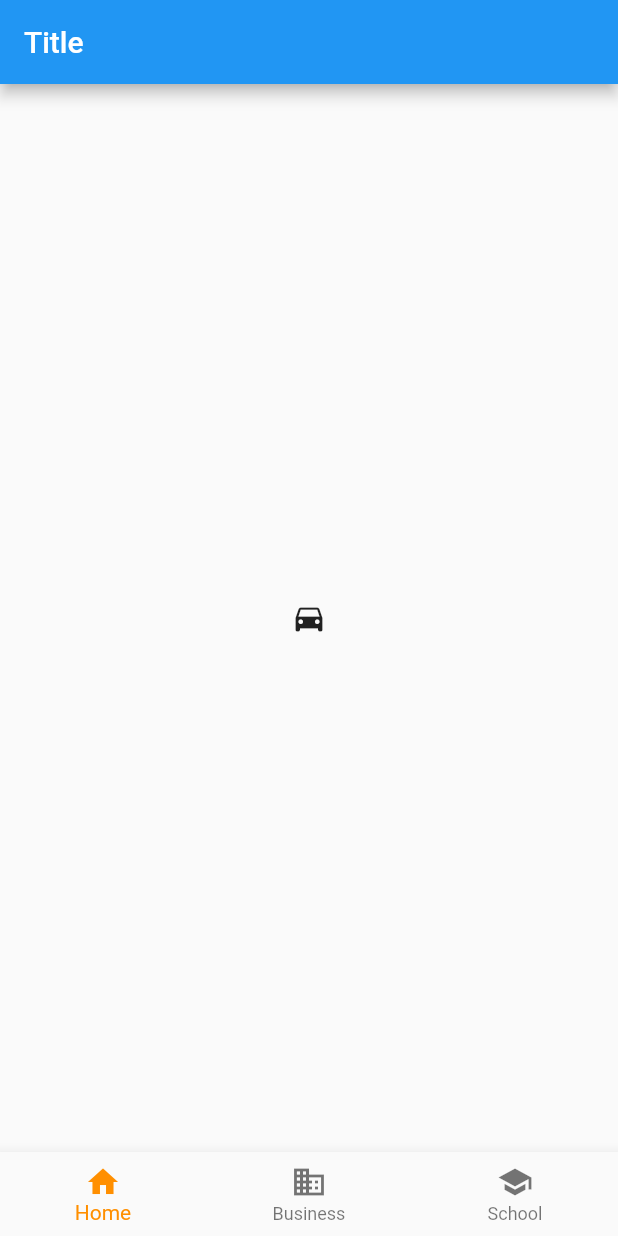
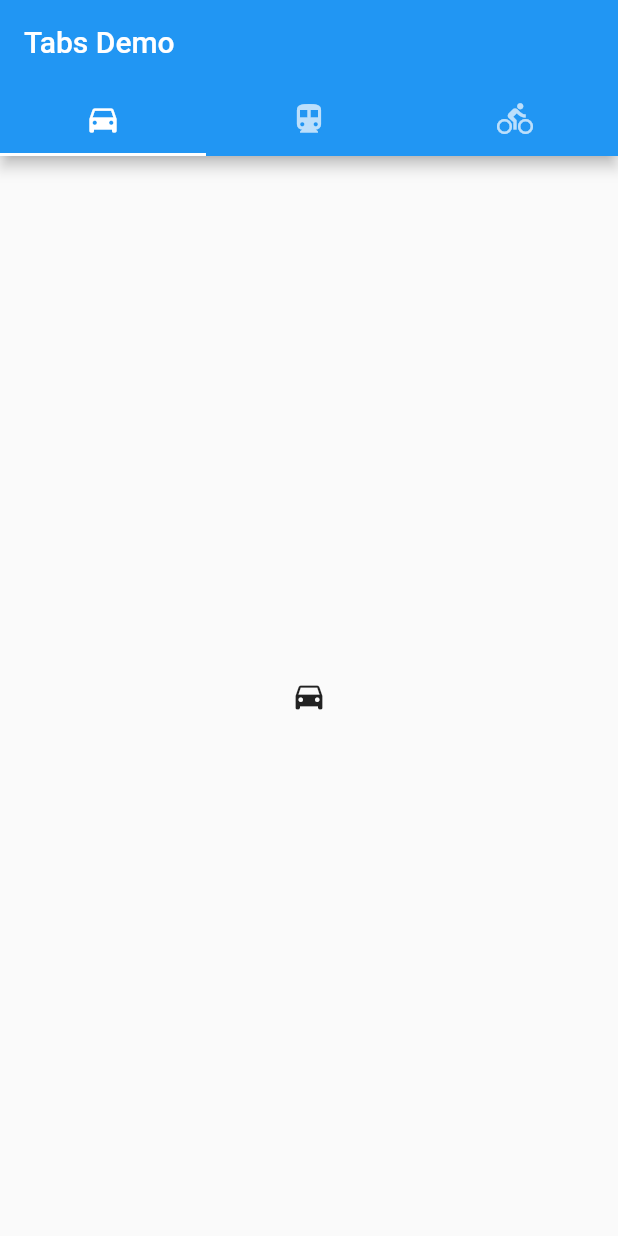
Before and after one commit to luismarcodev/baseApp, a Flutter app: the screen it shows after launch, on a phone screen of 412 x 824 dp. Run offline on Flutter 3.47's test engine with Material 2 defaults, Android fonts, the phone set to English and light mode, and no system bars; our stand-ins replace easy_localization.

Commit message:
Code Refactor Home Page

```diff
--- a/lib/pages/home.dart
+++ b/lib/pages/home.dart
@@ -1,61 +1,28 @@
-import 'package:easy_localization/easy_localization.dart';
+import 'package:base_app/settings/project_settings.dart';
 import 'package:flutter/material.dart';
 
-class HomePage extends StatefulWidget {
+
+class HomePage extends StatelessWidget {
   const HomePage({super.key});
-
-  @override
-  State<HomePage> createState() => _HomePageState();
-}
-
-class _HomePageState extends State<HomePage>
-    with SingleTickerProviderStateMixin {
-  late TabController _controller;
-  late int _index;
-
-  @override
-  void initState() {
-    super.initState();
-    _controller = TabController(length: 3, vsync: this);
-    _index = 0;
-  }
 
   @override
   Widget build(BuildContext context) {
     return MaterialApp(
-      home: SafeArea(
+      home: DefaultTabController(
+        length: projectSettings["categories"]?.length ?? 0,
         child: Scaffold(
-          resizeToAvoidBottomInset: true,
           appBar: AppBar(
-            title: const Text('common.title').tr(),
+            bottom: const TabBar(
+              tabs: [
+                Tab(icon: Icon(Icons.directions_car)),
+                Tab(icon: Icon(Icons.directions_transit)),
+                Tab(icon: Icon(Icons.directions_bike)),
+              ],
+            ),
+            title: const Text('Tabs Demo'),
           ),
-          bottomNavigationBar: BottomNavigationBar(
-            currentIndex: _index,
-            items: const <BottomNavigationBarItem>[
-              BottomNavigationBarItem(
-                icon: Icon(Icons.home),
-                label: 'Home',
-              ),
-              BottomNavigationBarItem(
-                icon: Icon(Icons.business),
-                label: 'Business',
-              ),
-              BottomNavigationBarItem(
-                icon: Icon(Icons.school),
-                label: 'School',
-              ),
-            ],
-            selectedItemColor: Colors.amber[800],
-            onTap: (value) {
-              setState(() {
-                _controller.index = value;
-                _index = value;
-              });
-            },
-          ),
-          body: TabBarView(
-            controller: _controller,
-            children: const [
+          body: const TabBarView(
+            children: [
               Icon(Icons.directions_car),
               Icon(Icons.directions_transit),
               Icon(Icons.directions_bike),
--- /dev/null
+++ b/lib/settings/project_settings.dart
@@ -0,0 +1,5 @@
+final projectSettings = {
+
+  "categories": ["category 1", "category 2", "category 3"],
+
+};
```
